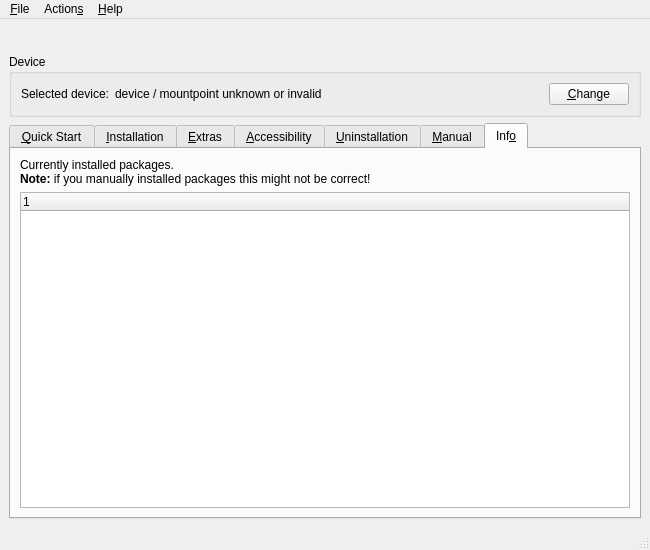
Before: the Qt Designer form rbutil/rbutilqt/rbutilqtfrm.ui in Rockbox/rockbox, drawn with Qt 5.
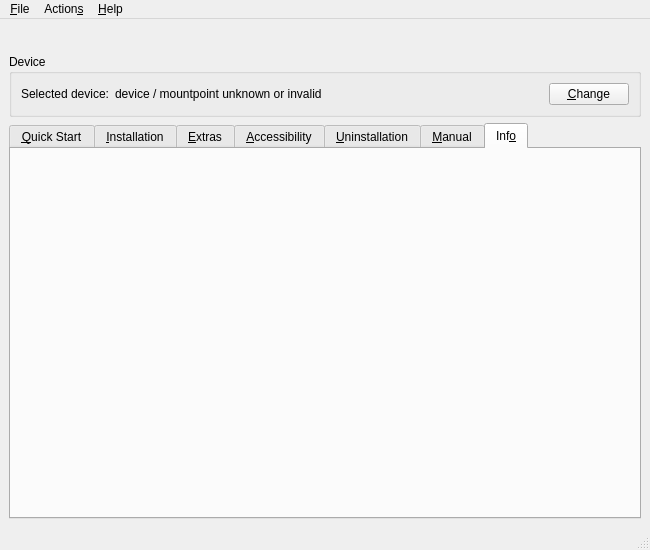
After: the same form once the commit is applied. The open tabs and pages were chosen to show the change. Icons and pictures are not drawn.

Commit message: Move Info tab content to a separate widget.

Patch:
```diff
--- a/rbutil/rbutilqt/rbutilqtfrm.ui
+++ b/rbutil/rbutilqt/rbutilqtfrm.ui
@@ -655,30 +655,6 @@
        <attribute name="title">
         <string>Inf&amp;o</string>
        </attribute>
-       <layout class="QGridLayout">
-        <item row="0" column="0">
-         <widget class="QLabel" name="labelInfo">
-          <property name="text">
-           <string>Currently installed packages.&lt;br/&gt;&lt;b&gt;Note:&lt;/b&gt; if you manually installed packages this might not be correct!</string>
-          </property>
-          <property name="textFormat">
-           <enum>Qt::RichText</enum>
-          </property>
-          <property name="wordWrap">
-           <bool>true</bool>
-          </property>
-         </widget>
-        </item>
-        <item row="1" column="0">
-         <widget class="QTreeWidget" name="treeInfo">
-          <column>
-           <property name="text">
-            <string>1</string>
-           </property>
-          </column>
-         </widget>
-        </item>
-       </layout>
       </widget>
      </widget>
     </item>
```
Left out of the diff: 3 changed lines with no effect on the pictures. The commit also changes 6 other files.
